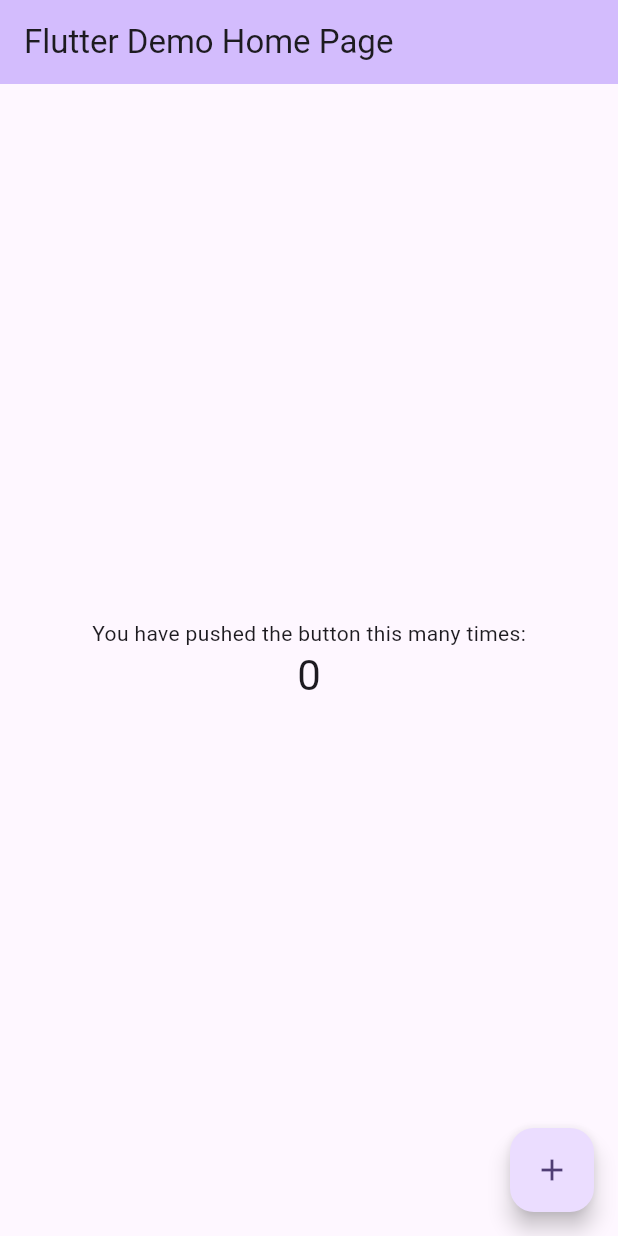
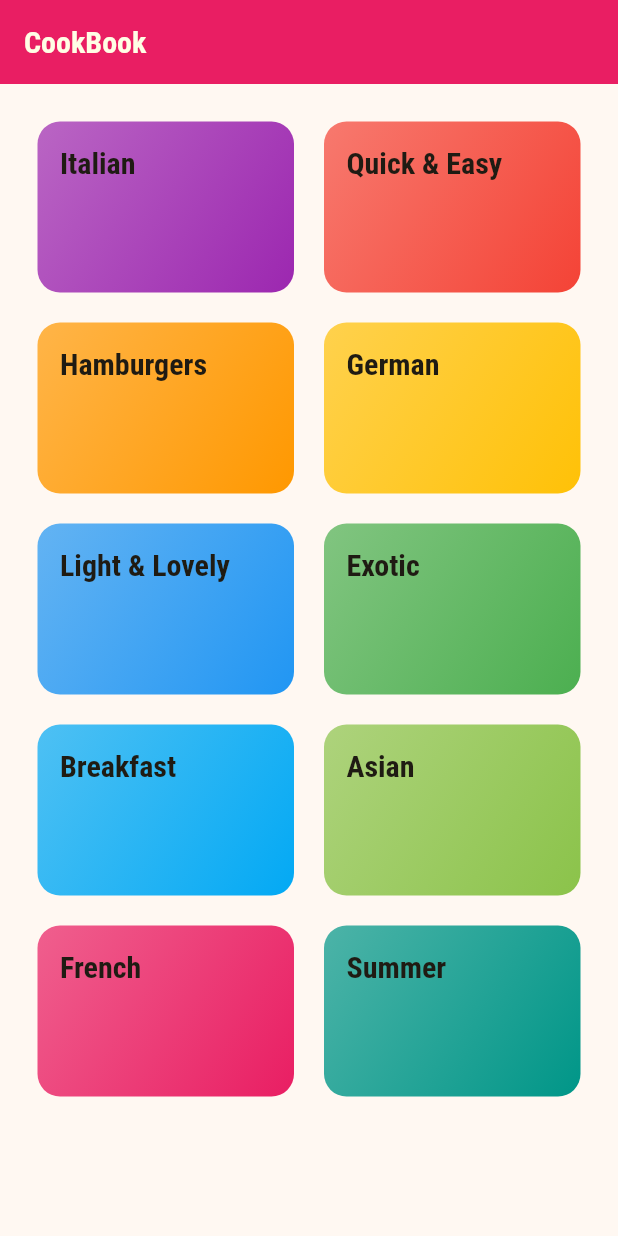
Before and after one commit to nelsonludo/cook_book_crossPlatform_application, a Flutter app: the screen it shows after launch, on a phone screen of 412 x 824 dp. Run offline on Flutter 3.47's test engine with Material 3 defaults, Android fonts, the light colour scheme and no system bars.

Commit message:
routes setup successfully

```diff
--- /dev/null
+++ b/lib/categories_screen.dart
@@ -0,0 +1,30 @@
+import 'package:flutter/material.dart';
+import './dummy-data.dart';
+import 'category_item.dart';
+
+class CategoriesScreen extends StatelessWidget {
+  const CategoriesScreen({super.key});
+
+  @override
+  Widget build(BuildContext context) {
+    return Scaffold(
+      appBar: AppBar(
+        title: const Text('CookBook'),
+        backgroundColor: Theme.of(context).primaryColor,
+        foregroundColor: Theme.of(context).canvasColor,
+      ),
+      body: GridView(
+        padding: EdgeInsets.all(25),
+        children: DUMMY_CATEGORIES
+            .map((catData) => CategoryItem(
+                id: catData.id, title: catData.title, color: catData.color))
+            .toList(),
+        gridDelegate: SliverGridDelegateWithMaxCrossAxisExtent(
+            maxCrossAxisExtent: 200,
+            childAspectRatio: 3 / 2,
+            crossAxisSpacing: 20,
+            mainAxisSpacing: 20),
+      ),
+    );
+  }
+}
--- /dev/null
+++ b/lib/category_item.dart
@@ -0,0 +1,38 @@
+import 'package:cook_book_application/category_meals_screen.dart';
+import 'package:flutter/material.dart';
+
+class CategoryItem extends StatelessWidget {
+  final String title;
+  final Color color;
+  final String id;
+
+  const CategoryItem(
+      {required this.id, required this.title, required this.color, super.key});
+
+  void selectCategory(ctx) {
+    Navigator.of(ctx).pushNamed(CategoryMealsScreen.routeName,
+        arguments: {"id": id, 'title': title, "color": color});
+  }
+
+  @override
+  Widget build(BuildContext context) {
+    return InkWell(
+        onTap: () => selectCategory(context),
+        splashColor: Theme.of(context).primaryColor,
+        borderRadius: BorderRadius.circular(15),
+        child: Container(
+          padding: const EdgeInsets.all(15),
+          child: Text(
+            title,
+            style: Theme.of(context).textTheme.titleLarge,
+          ),
+          decoration: BoxDecoration(
+              gradient: LinearGradient(
+                colors: [color.withOpacity(0.7), color],
+                begin: Alignment.topLeft,
+                end: Alignment.bottomRight,
+              ),
+              borderRadius: BorderRadius.circular(15)),
+        ));
+  }
+}
--- /dev/null
+++ b/lib/category_meals_screen.dart
@@ -0,0 +1,33 @@
+import 'package:flutter/material.dart';
+
+class CategoryMealsScreen extends StatelessWidget {
+  // final Color categoryColor;
+  // final String categoryId;
+  // final String categoryTitle;
+
+  // const CategoryMealsScreen(
+  //     {required this.categoryId,
+  //     required this.categoryTitle,
+  //     this.categoryColor = Colors.pink,
+  //     super.key});
+  static const routeName = '/category-meals';
+
+  @override
+  Widget build(BuildContext context) {
+    final routeArg =
+        ModalRoute.of(context)?.settings.arguments as Map<String, Object>;
+
+    final categoryTitle = routeArg["title"] as String;
+    final categoryColor = routeArg["color"] as Color;
+    return Scaffold(
+      appBar: AppBar(
+        title: Text(categoryTitle),
+        backgroundColor: categoryColor,
+        foregroundColor: Theme.of(context).canvasColor,
+      ),
+      body: Center(
+        child: Text('The Recipies for the category'),
+      ),
+    );
+  }
+}
--- /dev/null
+++ b/lib/dummy-data.dart
@@ -0,0 +1,56 @@
+import 'package:flutter/material.dart';
+
+import './models/category.dart';
+
+const DUMMY_CATEGORIES = const [
+  Category(
+    id: 'c1',
+    title: 'Italian',
+    color: Colors.purple,
+  ),
+  Category(
+    id: 'c2',
+    title: 'Quick & Easy',
+    color: Colors.red,
+  ),
+  Category(
+    id: 'c3',
+    title: 'Hamburgers',
+    color: Colors.orange,
+  ),
+  Category(
+    id: 'c4',
+    title: 'German',
+    color: Colors.amber,
+  ),
+  Category(
+    id: 'c5',
+    title: 'Light & Lovely',
+    color: Colors.blue,
+  ),
+  Category(
+    id: 'c6',
+    title: 'Exotic',
+    color: Colors.green,
+  ),
+  Category(
+    id: 'c7',
+    title: 'Breakfast',
+    color: Colors.lightBlue,
+  ),
+  Category(
+    id: 'c8',
+    title: 'Asian',
+    color: Colors.lightGreen,
+  ),
+  Category(
+    id: 'c9',
+    title: 'French',
+    color: Colors.pink,
+  ),
+  Category(
+    id: 'c10',
+    title: 'Summer',
+    color: Colors.teal,
+  ),
+];
--- a/lib/main.dart
+++ b/lib/main.dart
@@ -1,3 +1,5 @@
+import 'package:cook_book_application/categories_screen.dart';
+import 'package:cook_book_application/category_meals_screen.dart';
 import 'package:flutter/material.dart';
 
 void main() {
@@ -13,113 +15,20 @@
     return MaterialApp(
       title: 'Flutter Demo',
       theme: ThemeData(
-        // This is the theme of your application.
-        //
-        // TRY THIS: Try running your application with "flutter run". You'll see
-        // the application has a purple toolbar. Then, without quitting the app,
-        // try changing the seedColor in the colorScheme below to Colors.green
-        // and then invoke "hot reload" (save your changes or press the "hot
-        // reload" button in a Flutter-supported IDE, or press "r" if you used
-        // the command line to start the app).
-        //
-        // Notice that the counter didn't reset back to zero; the application
-        // state is not lost during the reload. To reset the state, use hot
-        // restart instead.
-        //
-        // This works for code too, not just values: Most code changes can be
-        // tested with just a hot reload.
-        colorScheme: ColorScheme.fromSeed(seedColor: Colors.deepPurple),
-        useMaterial3: true,
-      ),
-      home: const MyHomePage(title: 'Flutter Demo Home Page'),
+          primaryColor: Colors.pink,
+          canvasColor: Color.fromRGBO(255, 254, 229, 1),
+          fontFamily: 'Raleway',
+          colorScheme: ColorScheme.fromSeed(
+              seedColor: Colors.amber, primary: Colors.pink),
+          textTheme: ThemeData.light().textTheme.copyWith(
+              bodyLarge: TextStyle(color: Color.fromRGBO(20, 51, 51, 1)),
+              bodyMedium: TextStyle(color: Color.fromRGBO(20, 51, 51, 1)),
+              titleLarge: TextStyle(
+                  fontSize: 20,
+                  fontWeight: FontWeight.bold,
+                  fontFamily: 'RobotoCondensed'))),
+      home: CategoriesScreen(),
+      routes: {CategoryMealsScreen.routeName: (ctx) => CategoryMealsScreen()},
     );
   }
 }
-
-class MyHomePage extends StatefulWidget {
-  const MyHomePage({super.key, required this.title});
-
-  // This widget is the home page of your application. It is stateful, meaning
-  // that it has a State object (defined below) that contains fields that affect
-  // how it looks.
-
-  // This class is the configuration for the state. It holds the values (in this
-  // case the title) provided by the parent (in this case the App widget) and
-  // used by the build method of the State. Fields in a Widget subclass are
-  // always marked "final".
-
-  final String title;
-
-  @override
-  State<MyHomePage> createState() => _MyHomePageState();
-}
-
-class _MyHomePageState extends State<MyHomePage> {
-  int _counter = 0;
-
-  void _incrementCounter() {
-    setState(() {
-      // This call to setState tells the Flutter framework that something has
-      // changed in this State, which causes it to rerun the build method below
-      // so that the display can reflect the updated values. If we changed
-      // _counter without calling setState(), then the build method would not be
-      // called again, and so nothing would appear to happen.
-      _counter++;
-    });
-  }
-
-  @override
-  Widget build(BuildContext context) {
-    // This method is rerun every time setState is called, for instance as done
-    // by the _incrementCounter method above.
-    //
-    // The Flutter framework has been optimized to make rerunning build methods
-    // fast, so that you can just rebuild anything that needs updating rather
-    // than having to individually change instances of widgets.
-    return Scaffold(
-      appBar: AppBar(
-        // TRY THIS: Try changing the color here to a specific color (to
-        // Colors.amber, perhaps?) and trigger a hot reload to see the AppBar
-        // change color while the other colors stay the same.
-        backgroundColor: Theme.of(context).colorScheme.inversePrimary,
-        // Here we take the value from the MyHomePage object that was created by
-        // the App.build method, and use it to set our appbar title.
-        title: Text(widget.title),
-      ),
-      body: Center(
-        // Center is a layout widget. It takes a single child and positions it
-        // in the middle of the parent.
-        child: Column(
-          // Column is also a layout widget. It takes a list of children and
-          // arranges them vertically. By default, it sizes itself to fit its
-          // children horizontally, and tries to be as tall as its parent.
-          //
-          // Column has various properties to control how it sizes itself and
-          // how it positions its children. Here we use mainAxisAlignment to
-          // center the children vertically; the main axis here is the vertical
-          // axis because Columns are vertical (the cross axis would be
-          // horizontal).
-          //
-          // TRY THIS: Invoke "debug painting" (choose the "Toggle Debug Paint"
-          // action in the IDE, or press "p" in the console), to see the
-          // wireframe for each widget.
-          mainAxisAlignment: MainAxisAlignment.center,
-          children: <Widget>[
-            const Text(
-              'You have pushed the button this many times:',
-            ),
-            Text(
-              '$_counter',
-              style: Theme.of(context).textTheme.headlineMedium,
-            ),
-          ],
-        ),
-      ),
-      floatingActionButton: FloatingActionButton(
-        onPressed: _incrementCounter,
-        tooltip: 'Increment',
-        child: const Icon(Icons.add),
-      ), // This trailing comma makes auto-formatting nicer for build methods.
-    );
-  }
-}
--- /dev/null
+++ b/lib/models/category.dart
@@ -0,0 +1,10 @@
+import 'package:flutter/material.dart';
+
+class Category {
+  final String id;
+  final String title;
+  final Color color;
+
+  const Category(
+      {required this.id, required this.title, this.color = Colors.orange});
+}
```
Also changed, not shown: pubspec.yaml (+19 -11 lines), assets/fonts/Raleway-Black.ttf (added), assets/fonts/Raleway-Bold.ttf (added), assets/fonts/Raleway-Regular.ttf (added), assets/fonts/RobotoCondensed-Bold.ttf (added), assets/fonts/RobotoCondensed-Italic.ttf (added), assets/fonts/RobotoCondensed-Light.ttf (added), assets/fonts/RobotoCondensed-Regular.ttf (added).
